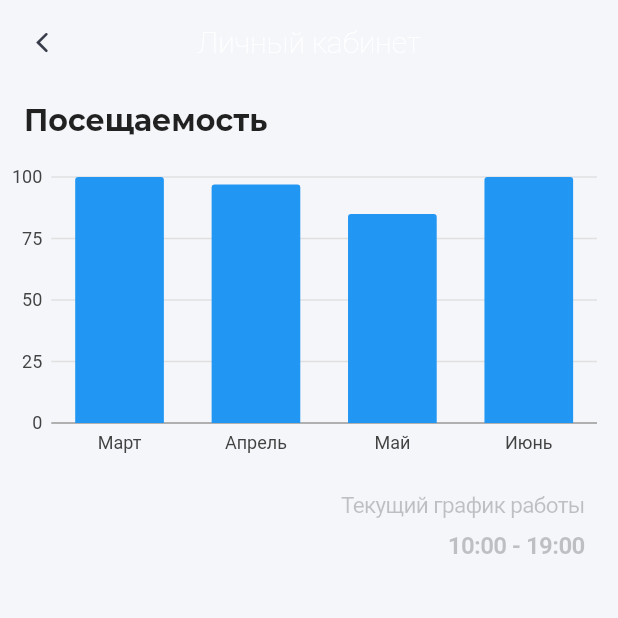
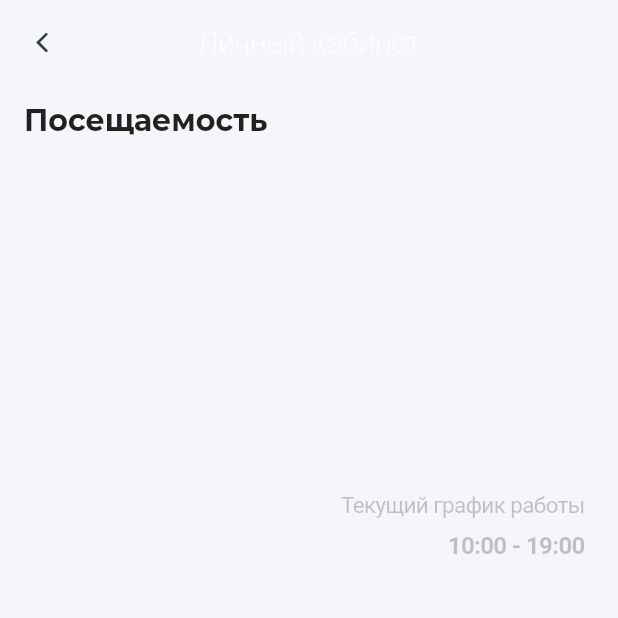
Before and after one commit to SanzharM/task_manager, a Flutter app: the PersonalAccount screen opened directly with empty values, on a phone screen of 412 x 824 dp, the top half of it. Run offline on Flutter 3.47's test engine with Material 2 defaults, Android fonts, the phone set to English and light mode, and no system bars; our stand-ins replace another_flushbar, avatar_glow, bloc, connectivity, easy_localization, equatable and 14 more; missing offline and left inert: audio_session, flutter_sound, flutter_sound_platform_interface, qr_code_scanner, share_extend; accounts and stored records are empty; project files that could hold a hidden picture were left out.

Commit message:
mirated to 2.10.5

```diff
--- a/lib/core/app_theme.dart
+++ b/lib/core/app_theme.dart
@@ -1,5 +1,6 @@
 import 'package:flutter/cupertino.dart';
 import 'package:flutter/material.dart';
+import 'package:flutter/services.dart';
 import 'package:task_manager/core/app_colors.dart';
 
 class AppTheme {
@@ -8,15 +9,13 @@ class AppTheme {
         bottomAppBarColor: AppColors.darkGrey,
         splashFactory: NoSplash.splashFactory,
         appBarTheme: const AppBarTheme(
-          brightness: Brightness.dark,
+          systemOverlayStyle: SystemUiOverlayStyle.light,
           color: AppColors.darkGrey,
           elevation: 0,
           iconTheme: IconThemeData(color: AppColors.white),
           titleTextStyle: const TextStyle(fontSize: 20, fontWeight: FontWeight.w700),
         ),
         fontFamily: 'Montserrat',
-        accentColorBrightness: Brightness.dark,
-        primaryColorBrightness: Brightness.dark,
         inputDecorationTheme: const InputDecorationTheme(
           hintStyle: TextStyle(color: AppColors.grey),
           labelStyle: TextStyle(color: AppColors.metal),
@@ -43,8 +42,6 @@ class AppTheme {
         primaryColor: AppColors.darkGrey,
         brightness: Brightness.dark,
         canvasColor: AppColors.grey,
-        accentColor: AppColors.darkGrey,
-        accentIconTheme: IconThemeData(color: Colors.white),
         dividerColor: Colors.transparent,
       );
 
@@ -56,14 +53,12 @@ class AppTheme {
         splashFactory: NoSplash.splashFactory,
         appBarTheme: const AppBarTheme(
           centerTitle: true,
-          brightness: Brightness.light,
+          systemOverlayStyle: SystemUiOverlayStyle.dark,
           color: AppColors.snow,
           elevation: 0,
           iconTheme: IconThemeData(color: AppColors.darkGrey),
           titleTextStyle: TextStyle(fontSize: 20, fontWeight: FontWeight.w100),
         ),
-        accentColorBrightness: Brightness.light,
-        primaryColorBrightness: Brightness.light,
         fontFamily: 'Montserrat',
         inputDecorationTheme: const InputDecorationTheme(
           hintStyle: TextStyle(color: AppColors.darkGrey),
@@ -94,8 +89,6 @@ class AppTheme {
         primaryColor: AppColors.darkGrey,
         brightness: Brightness.light,
         canvasColor: AppColors.grey,
-        accentColor: AppColors.snow,
-        accentIconTheme: IconThemeData(color: AppColors.darkGrey),
         dividerColor: Colors.transparent,
       );
 }
--- a/lib/core/widgets/custom_stepper.dart
+++ b/lib/core/widgets/custom_stepper.dart
@@ -427,7 +427,10 @@ class _StepperState extends State<CustomStepper> with TickerProviderStateMixin {
 
   Widget _buildVerticalControls() {
     if (widget.controlsBuilder != null)
-      return widget.controlsBuilder!(context, onStepContinue: widget.onStepContinue, onStepCancel: widget.onStepCancel);
+      return widget.controlsBuilder!(
+        context,
+        ControlsDetails(currentStep: 0, stepIndex: 0, onStepContinue: widget.onStepContinue, onStepCancel: widget.onStepCancel),
+      );
 
     final Color cancelColor;
     switch (Theme.of(context).brightness) {
@@ -695,7 +698,6 @@ class _StepperState extends State<CustomStepper> with TickerProviderStateMixin {
               AnimatedSize(
                 curve: Curves.fastOutSlowIn,
                 duration: kThemeAnimationDuration,
-                vsync: this,
                 child: widget.steps[widget.currentStep].content,
               ),
               _buildVerticalControls(),
--- a/lib/core/widgets/session_card.dart
+++ b/lib/core/widgets/session_card.dart
@@ -52,7 +52,7 @@ class SessionCard extends StatelessWidget {
           ),
           stepper.CustomStepper(
             physics: const NeverScrollableScrollPhysics(),
-            controlsBuilder: (context, {onStepCancel, onStepContinue}) => const EmptyBox(),
+            controlsBuilder: (context, details) => const EmptyBox(),
             steps: [
               stepper.Step(
                 title: Text('session_start_time'.tr()),
--- a/lib/pages/login_page/intro_page.dart
+++ b/lib/pages/login_page/intro_page.dart
@@ -123,7 +123,7 @@ class _IntroPageState extends State<IntroPage> {
                           appContext: context,
                           length: 6,
                           controller: _companyCodeController,
-                          onChanged: (value) => _companyCodeController.text = value,
+                          onChanged: (value) {},
                           onTap: () => setState(() {}),
                           textCapitalization: TextCapitalization.characters,
                           autoDismissKeyboard: true,
--- a/lib/pages/profile_page/personal_account_page/personal_account_page.dart
+++ b/lib/pages/profile_page/personal_account_page/personal_account_page.dart
@@ -1,9 +1,9 @@
 import 'package:flutter/cupertino.dart';
 import 'package:flutter/material.dart';
 import 'package:task_manager/core/models/user.dart';
-import 'package:task_manager/core/utils.dart';
+// import 'package:task_manager/core/utils.dart';
 import 'package:task_manager/core/widgets/app_buttons.dart';
-import 'package:charts_flutter/flutter.dart' as charts;
+// import 'package:charts_flutter/flutter.dart' as charts;
 import 'package:task_manager/core/widgets/app_cells.dart';
 import 'package:easy_localization/easy_localization.dart';
 
@@ -42,11 +42,11 @@ class _PersonalAccountState extends State<PersonalAccount> {
             Container(
               height: MediaQuery.of(context).size.height * 0.25,
               width: double.infinity,
-              child: charts.BarChart(
-                _createData(),
-                animationDuration: const Duration(milliseconds: 400),
-                animate: true,
-              ),
+              // child: charts.BarChart(
+              //   // _createData(),
+              //   animationDuration: const Duration(milliseconds: 400),
+              //   animate: true,
+              // ),
             ),
             InfoCell(
               title: 'current_shift'.tr(),
@@ -59,24 +59,24 @@ class _PersonalAccountState extends State<PersonalAccount> {
     );
   }
 
-  static List<charts.Series<Bar, String>> _createData() {
-    final data = [
-      Bar(Utils.getMonth(DateTime.now().month - 2), 100),
-      Bar(Utils.getMonth(DateTime.now().month - 1), 97),
-      Bar(Utils.getMonth(DateTime.now().month), 85),
-      Bar(Utils.getMonth(DateTime.now().add(Duration(days: 30)).month), 100),
-    ];
+  // static List<charts.Series<Bar, String>> _createData() {
+  //   final data = [
+  //     Bar(Utils.getMonth(DateTime.now().month - 2), 100),
+  //     Bar(Utils.getMonth(DateTime.now().month - 1), 97),
+  //     Bar(Utils.getMonth(DateTime.now().month), 85),
+  //     Bar(Utils.getMonth(DateTime.now().add(Duration(days: 30)).month), 100),
+  //   ];
 
-    return [
-      charts.Series<Bar, String>(
-        id: 'Attendence',
-        colorFn: (_, __) => charts.MaterialPalette.blue.shadeDefault,
-        domainFn: (Bar bars, _) => bars.label,
-        measureFn: (Bar bars, _) => bars.value,
-        data: data,
-      )
-    ];
-  }
+  //   return [
+  //     charts.Series<Bar, String>(
+  //       id: 'Attendence',
+  //       colorFn: (_, __) => charts.MaterialPalette.blue.shadeDefault,
+  //       domainFn: (Bar bars, _) => bars.label,
+  //       measureFn: (Bar bars, _) => bars.value,
+  //       data: data,
+  //     )
+  //   ];
+  // }
 }
 
 class Bar {
--- a/lib/pages/task_page/task_page.dart
+++ b/lib/pages/task_page/task_page.dart
@@ -10,7 +10,6 @@ import 'package:task_manager/core/models/user.dart';
 import 'package:task_manager/core/utils.dart';
 import 'package:task_manager/core/widgets/app_buttons.dart';
 import 'package:task_manager/core/widgets/app_cells.dart';
-import 'package:task_manager/core/widgets/comment_card.dart';
 import 'package:task_manager/core/widgets/custom_stepper.dart' as stepper;
 import 'package:task_manager/core/widgets/date_picker.dart';
 import 'package:task_manager/core/widgets/empty_box.dart';
@@ -42,8 +41,6 @@ class _TaskPageState extends State<TaskPage> with TickerProviderStateMixin {
   bool isLoading = false;
   bool isTextExpanded = false;
   bool isCommentsLoading = false;
-
-  String _newComment = '';
 
   void _changeStatus() async {
     ValuePicker(
@@ -169,7 +166,7 @@ class _TaskPageState extends State<TaskPage> with TickerProviderStateMixin {
                   const EmptyBox(height: 12),
                   stepper.CustomStepper(
                     physics: const NeverScrollableScrollPhysics(),
-                    controlsBuilder: (context, {onStepCancel, onStepContinue}) => const EmptyBox(),
+                    controlsBuilder: (context, details) => const EmptyBox(),
                     steps: [
                       stepper.Step(
                         state: stepper.StepState.complete,
--- a/lib/pages/voice_authentication/voice_authentication_page.dart
+++ b/lib/pages/voice_authentication/voice_authentication_page.dart
@@ -394,7 +394,7 @@ class _VoiceAuthenticationPageState extends State<VoiceAuthenticationPage> with
                   child: AvatarGlow(
                     endRadius: (Theme.of(context).iconTheme.size ?? 32.0) + 32.0,
                     animate: _mRecorder!.isRecording,
-                    glowColor: Theme.of(context).buttonColor,
+                    glowColor: Application.isDarkMode(context) ? AppColors.darkAction : AppColors.lightAction,
                     repeatPauseDuration: Duration.zero,
                     duration: const Duration(milliseconds: 1400),
                     child: _mRecorder!.isRecording
--- a/pubspec.yaml
+++ b/pubspec.yaml
@@ -41,7 +41,7 @@ dependencies:
   qr_code_scanner: ^0.6.1
   qr_flutter: ^4.0.0
   cached_network_image: ^3.2.0
-  charts_flutter: ^0.11.0
+  # charts_flutter: ^0.11.0
   cupertino_icons: ^1.0.2
   mask_text_input_formatter: ^2.0.0
   pin_code_fields: ^7.3.0
```
Also changed, not shown: pubspec.lock, 1 other file.
